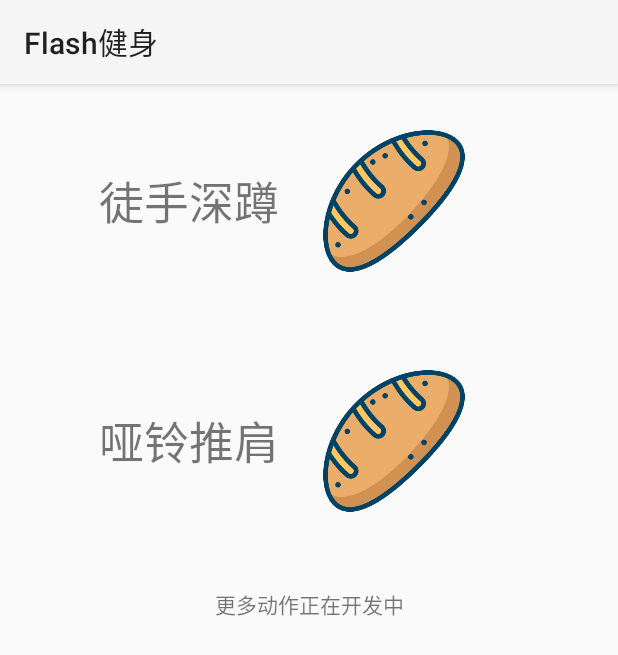
After one commit to minecraft-zzz/flash, an Android app: the IntermediaryActivity screen opened directly, with no data from a screen before it, on a phone screen of 412 x 824 dp. The commit adds this screen. Shown: the top 655 px of the screen. Run offline under Robolectric (Android 15) with nearby library versions, the phone set to English and light mode, and no system bars.

Commit message:
合并首页展示矫正的代码，gpt更新可以正常使用，新增矫正进入的中转啊页面

```diff
--- a/app/src/main/AndroidManifest.xml
+++ b/app/src/main/AndroidManifest.xml
@@ -79,6 +79,9 @@
         <activity
             android:name=".java.ShowFoodActivity"
             android:exported="false" />
+        <activity
+            android:name=".java.IntermediaryActivity"
+            android:exported="true" />
 
         <activity
             android:name=".java.BaseActivity"
--- a/app/src/main/java/com/google/mlkit/vision/demo/java/Activity_action.java
+++ b/app/src/main/java/com/google/mlkit/vision/demo/java/Activity_action.java
@@ -109,6 +109,14 @@ public class Activity_action extends BaseActivity {
                 Intent intent = new Intent(Activity_action.this, Activity_person.class);
                 startActivity(intent);
                 finish();
+            }
+        });
+        ImageView imageView = findViewById(R.id.fab);
+        imageView.setOnClickListener(new View.OnClickListener() {
+            @Override
+            public void onClick(View v) {
+                Intent intent = new Intent(Activity_action.this, IntermediaryActivity  .class);
+                startActivity(intent);
             }
         });
     }
--- a/app/src/main/java/com/google/mlkit/vision/demo/java/Activity_diary.java
+++ b/app/src/main/java/com/google/mlkit/vision/demo/java/Activity_diary.java
@@ -190,6 +190,14 @@ public class Activity_diary extends BaseActivity {
             }
         });
 
+        ImageView imageView = findViewById(R.id.fab);
+        imageView.setOnClickListener(new View.OnClickListener() {
+            @Override
+            public void onClick(View v) {
+                Intent intent = new Intent(Activity_diary.this, IntermediaryActivity  .class);
+                startActivity(intent);
+            }
+        });
         homeNav.setOnClickListener(new View.OnClickListener() {
             @Override
             public void onClick(View v) {
--- a/app/src/main/java/com/google/mlkit/vision/demo/java/Activity_person.java
+++ b/app/src/main/java/com/google/mlkit/vision/demo/java/Activity_person.java
@@ -49,7 +49,7 @@ public class Activity_person extends AppCompatActivity {
             @Override
             public void onClick(View v) {
                 // 点击 "日记" 导航项，启动相应的 Activity
-                Intent intent = new Intent(Activity_person.this, CameraXLivePreviewActivity.class);
+                Intent intent = new Intent(Activity_person.this, IntermediaryActivity.class);
                 startActivity(intent);
             }
         });
--- /dev/null
+++ b/app/src/main/java/com/google/mlkit/vision/demo/java/IntermediaryActivity.java
@@ -0,0 +1,27 @@
+package com.google.mlkit.vision.demo.java;
+
+import android.content.Intent;
+import android.os.Bundle;
+import android.view.View;
+import android.widget.ImageView;
+
+import com.google.mlkit.vision.demo.R;
+import androidx.appcompat.app.AppCompatActivity;
+
+public class IntermediaryActivity extends AppCompatActivity {
+
+    @Override
+    protected void onCreate(Bundle savedInstanceState) {
+        super.onCreate(savedInstanceState);
+        setContentView(R.layout.activity_intermediary);
+
+        ImageView imageView = findViewById(R.id.image_to_camera);
+        imageView.setOnClickListener(new View.OnClickListener() {
+            @Override
+            public void onClick(View v) {
+                Intent intent = new Intent(IntermediaryActivity.this, CameraXLivePreviewActivity.class);
+                startActivity(intent);
+            }
+        });
+    }
+}
--- a/app/src/main/java/com/google/mlkit/vision/demo/java/MainActivity.java
+++ b/app/src/main/java/com/google/mlkit/vision/demo/java/MainActivity.java
@@ -89,8 +89,7 @@ public class MainActivity extends BaseActivity{
         imageView.setOnClickListener(new View.OnClickListener() {
             @Override
             public void onClick(View v) {
-                // 点击 "日记" 导航项，启动相应的 Activity
-                Intent intent = new Intent(MainActivity.this, CameraXLivePreviewActivity.class);
+                Intent intent = new Intent(MainActivity.this, IntermediaryActivity  .class);
                 startActivity(intent);
             }
         });
--- /dev/null
+++ b/app/src/main/res/layout/activity_intermediary.xml
@@ -0,0 +1,71 @@
+<?xml version="1.0" encoding="utf-8"?>
+<ScrollView xmlns:android="http://schemas.android.com/apk/res/android"
+    android:layout_width="match_parent"
+    android:layout_height="match_parent"
+    android:fillViewport="true">
+
+    <LinearLayout
+        android:layout_width="match_parent"
+        android:layout_height="wrap_content"
+        android:orientation="vertical"
+        android:padding="16dp"
+        android:gravity="center_horizontal"> <!-- 添加这一行来确保所有子视图居中 -->
+
+        <!-- 示例的图片和文本行 -->
+
+        <LinearLayout
+            android:layout_width="280dp"
+            android:layout_height="wrap_content"
+            android:gravity="center_vertical"
+            android:orientation="horizontal"
+            android:paddingBottom="16dp">
+
+            <TextView
+                android:layout_width="wrap_content"
+                android:layout_height="wrap_content"
+                android:paddingRight="16dp"
+                android:textSize="30dp"
+                android:text="徒手深蹲" />
+
+            <ImageView
+                android:id="@+id/image_to_camera"
+
+                android:layout_width="121dp"
+                android:layout_height="124dp"
+                android:src="@drawable/bread" />
+        </LinearLayout>
+
+        <!-- 可以继续添加更多的图片和文本行 -->
+
+        <!-- 更多动作正在开发中的文本 -->
+        <LinearLayout
+            android:layout_width="280dp"
+            android:layout_height="wrap_content"
+            android:layout_marginTop="20dp"
+            android:gravity="center_vertical"
+            android:orientation="horizontal"
+            android:paddingBottom="16dp">
+
+
+            <TextView
+                android:layout_width="wrap_content"
+                android:layout_height="wrap_content"
+                android:paddingRight="16dp"
+                android:textSize="30dp"
+                android:text="哑铃推肩" />
+
+
+            <ImageView
+                android:layout_width="121dp"
+                android:layout_height="124dp"
+                android:src="@drawable/bread" /> <!-- 替换为你的图片资源 -->
+        </LinearLayout>
+
+        <TextView
+            android:layout_width="match_parent"
+            android:layout_height="wrap_content"
+            android:text="更多动作正在开发中"
+            android:gravity="center_horizontal"
+            android:paddingTop="20dp"/>
+    </LinearLayout>
+</ScrollView>
```
